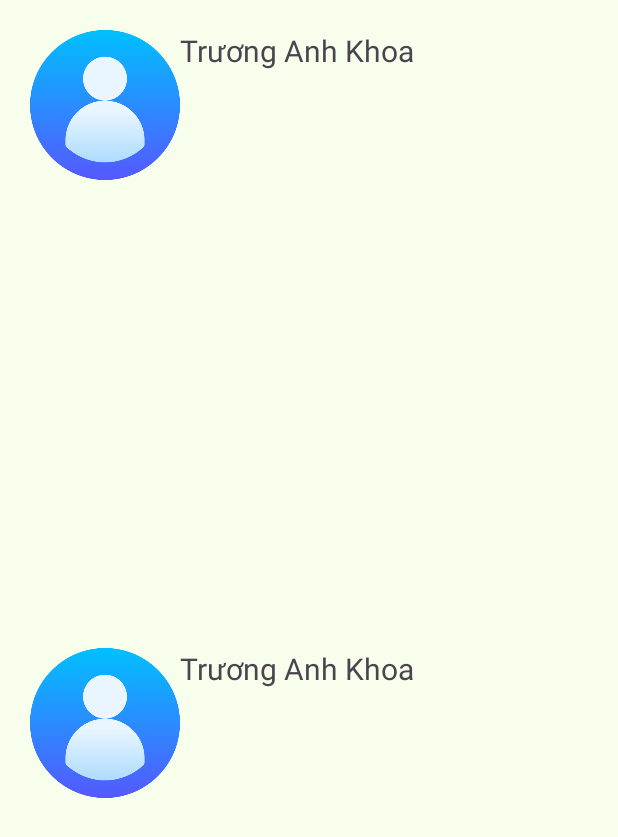
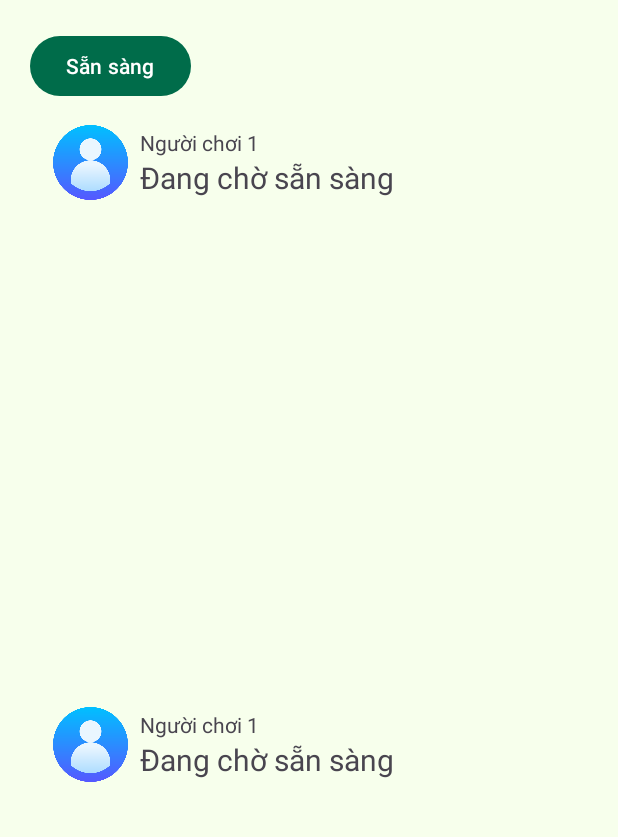
Before and after one commit to anhkhoatqt11/MultiQuiz, an Android app: the WaitingIngame screen opened directly, with no data from a screen before it, on a phone screen of 412 x 824 dp. Shown: the top 837 px of the screen. Run offline under Robolectric (Android 15) with nearby library versions, the light colour scheme and no system bars; our stand-ins replace Firebase (no records; nobody signed in at launch, a user with empty details on screens opened directly); 2 statements that could not run were skipped.

Commit message:
Updated to WaitingIngame, Ingame..
Now we can run a game of MultiQuiz now :D

```diff
--- a/app/src/main/java/com/khoa/multiquiz/WaitingIngame.java
+++ b/app/src/main/java/com/khoa/multiquiz/WaitingIngame.java
@@ -2,6 +2,8 @@ package com.khoa.multiquiz;
 
 import android.content.Intent;
 import android.os.Bundle;
+import android.view.View;
+import android.widget.Button;
 import android.widget.TextView;
 import android.widget.Toast;
 
@@ -19,13 +21,18 @@ import com.google.firebase.database.ValueEventListener;
 
 public class WaitingIngame extends AppCompatActivity {
 
-    TextView OwnerUID, OpponentUID;
-    Room currentRoom;
+    private int User1Status, User2Status;
+    TextView OwnerUID, OpponentUID, OwnerStatus, OpponentStatus;
+    Button ReadyButton;
+    Room currentRoom,readRoomData;
     FirebaseDatabase database;
     FirebaseUser currentUser;
     DatabaseReference databaseReferenceRoom;
     DatabaseReference databaseReferenceRoomDeletion;
-
+    ValueEventListener CheckRoomStatus;
+    final String Waiting = "Đang chờ sẵn sàng";
+    final String Ready = "Sẵn sàng";
+    final String CancelReady = "Huỷ sẵn sàng";
 
     @Override
     protected void onCreate(@Nullable Bundle savedInstanceState) {
@@ -34,6 +41,9 @@ public class WaitingIngame extends AppCompatActivity {
 
         OwnerUID = findViewById(R.id.RoomOwnerName);
         OpponentUID = findViewById(R.id.OpponentName);
+        ReadyButton = findViewById(R.id.ReadyButton);
+        OwnerStatus = findViewById(R.id.RoomOwnerStatus);
+        OpponentStatus = findViewById(R.id.OpponentStatus);
 
         FirebaseAuth MAuth = FirebaseAuth.getInstance();
         currentUser = MAuth.getCurrentUser();
@@ -45,11 +55,30 @@ public class WaitingIngame extends AppCompatActivity {
             currentRoom = (Room) getIntent().getSerializableExtra("Room");
         }
 
+        checkStatusOfRoomAndUser();
+        readyButtonFunctionInitialize();
+
+    }
+
+/*    @Override
+    public void onBackPressed() {
+        if (currentUser.getUid().equals(currentRoom.getUserUID())) {
+            databaseReferenceRoomDeletion = database.getReference().child("Lobby").child(currentRoom.getRoomID());
+            databaseReferenceRoomDeletion.removeValue();
+        } else {
+            databaseReferenceRoomDeletion = database.getReference().child("Lobby").child(currentRoom.getRoomID()).child("opponentUID");
+            databaseReferenceRoomDeletion.removeValue();
+        }
+        super.onBackPressed();
+    }*/
+
+
+    private void checkStatusOfRoomAndUser() {
         databaseReferenceRoom = database.getReference().child("Lobby").child(currentRoom.getRoomID());
-        databaseReferenceRoom.addValueEventListener(new ValueEventListener() {
+        databaseReferenceRoom.addValueEventListener(CheckRoomStatus = new ValueEventListener() {
             @Override
             public void onDataChange(@NonNull DataSnapshot snapshot) {
-                Room readRoomData = snapshot.getValue(Room.class);
+                readRoomData = snapshot.getValue(Room.class);
                 if (readRoomData == null){
                     Toast.makeText( WaitingIngame.this, "Owner Deleted The Room", Toast.LENGTH_SHORT).show();
                     finish();
@@ -57,8 +86,9 @@ public class WaitingIngame extends AppCompatActivity {
                 if (readRoomData != null) {
                     OwnerUID.setText(readRoomData.getUserUID());
                     OpponentUID.setText(readRoomData.getOpponentUID());
+                    setUserStatusForItem(readRoomData.getOwnerState(), readRoomData.getOpponentState());
                 }
-                if (readRoomData.getOpponentUID() != null){
+                if (readRoomData.getOwnerState() == 1 && readRoomData.getOpponentState() == 1){
                     Intent intent = new Intent(WaitingIngame.this, Ingame.class);
                     intent.putExtra("Room", currentRoom);
                     startActivity(intent);
@@ -71,19 +101,60 @@ public class WaitingIngame extends AppCompatActivity {
 
             }
         });
+    }
 
+    private void setUserStatusForItem(int User1Status, int User2Status){
+        switch (User1Status){
+            case 0:
+                OwnerStatus.setText(Waiting);
+                if (currentUser.getUid().equals(readRoomData.getUserUID())){ReadyButton.setText(Ready);}
+                break;
+            case 1:
+                OwnerStatus.setText(Ready);
+                if (currentUser.getUid().equals(readRoomData.getUserUID())){ReadyButton.setText(CancelReady);}
+                break;
+        }
+        switch (User2Status){
+            case 0:
+                OpponentStatus.setText(Waiting);
+                if (currentUser.getUid().equals(readRoomData.getOpponentUID())){ReadyButton.setText(Ready);}
+                break;
+            case 1:
+                OpponentStatus.setText(Ready);
+                if (currentUser.getUid().equals(readRoomData.getOpponentUID())){ReadyButton.setText(CancelReady);}
+                break;
+        }
+    }
+    private void readyButtonFunctionInitialize(){
+        ReadyButton.setOnClickListener(new View.OnClickListener() {
+            @Override
+            public void onClick(View view) {
+                String childPath = null;
+                int currentStatus = 0;
 
+                if (currentUser.getUid().equals(readRoomData.getUserUID())){
+                    childPath = "ownerState";
+                    currentStatus = readRoomData.getOwnerState();
+                } else if (currentUser.getUid().equals(readRoomData.getOpponentUID())){
+                    childPath = "opponentState";
+                    currentStatus = readRoomData.getOpponentState();
+                }
+
+                if (currentStatus == 0) {
+                    currentStatus = 1;
+                } else {
+                    currentStatus = 0;
+                }
+
+                DatabaseReference databaseReferenceWriteUserStatus = database.getReference().child("Lobby").child(readRoomData.getRoomID()).child(childPath);
+                databaseReferenceWriteUserStatus.setValue(currentStatus);
+            }
+        });
     }
 
     @Override
-    public void onBackPressed() {
-        if (currentUser.getUid().equals(currentRoom.getUserUID())) {
-            databaseReferenceRoomDeletion = database.getReference().child("Lobby").child(currentRoom.getRoomID());
-            databaseReferenceRoomDeletion.removeValue();
-        } else {
-            databaseReferenceRoomDeletion = database.getReference().child("Lobby").child(currentRoom.getRoomID()).child("opponentUID");
-            databaseReferenceRoomDeletion.removeValue();
-        }
-        super.onBackPressed();
+    protected void onPause() {
+        super.onPause();
+        databaseReferenceRoom.removeEventListener(CheckRoomStatus);
     }
 }
--- /dev/null
+++ b/app/src/main/res/color/answerbutton_background_color.xml
@@ -0,0 +1,6 @@
+<?xml version="1.0" encoding="utf-8"?>
+<selector xmlns:android="http://schemas.android.com/apk/res/android">
+    <item android:state_enabled="false" android:color="@color/md_theme_dark_background"/>
+    <item android:state_enabled="true" android:color="@color/md_theme_light_primary"/>
+    <item android:state_selected="true" android:color="@color/md_theme_light_secondary"/>
+</selector>
--- a/app/src/main/res/layout/activity_ingame.xml
+++ b/app/src/main/res/layout/activity_ingame.xml
@@ -65,6 +65,8 @@
                     android:id="@+id/OpponentName"
                     android:layout_width="wrap_content"
                     android:layout_height="wrap_content"
+                    android:gravity="right"
+                    android:textAlignment="gravity"
                     android:text="@string/player1_text" />
 
                 <TextView
--- a/app/src/main/res/layout/activity_waiting_ingame.xml
+++ b/app/src/main/res/layout/activity_waiting_ingame.xml
@@ -11,24 +11,61 @@
         android:layout_width="match_parent"
         android:layout_height="wrap_content"
         android:layout_weight="1"
-        android:padding="20dp">
+        android:padding="20dp"
+        android:orientation="vertical">
+        <LinearLayout
+            android:layout_width="wrap_content"
+            android:layout_height="wrap_content">
+            <Button
+                android:id="@+id/ReadyButton"
+                android:layout_width="wrap_content"
+                android:layout_height="wrap_content"
+                android:text="@string/ready"></Button>
+        </LinearLayout>
+        <LinearLayout
+            android:id="@+id/RoomOwnerInfo"
+            android:baselineAligned="false"
+            android:layout_width="match_parent"
+            android:layout_height="wrap_content"
+            android:padding="15dp">
 
             <LinearLayout
                 android:layout_width="match_parent"
-            android:layout_height="wrap_content">
+                android:layout_height="wrap_content"
+                android:layout_weight="1">
+
                 <ImageView
                     android:id="@+id/RoomOwnerImage"
-                android:layout_width="100dp"
-                android:layout_height="100dp"
-                android:src="@drawable/img_useravatar"></ImageView>
+                    android:layout_width="50dp"
+                    android:layout_height="50dp"
+                    android:src="@drawable/img_useravatar" />
+
+                <LinearLayout
+                    android:layout_width="wrap_content"
+                    android:layout_height="wrap_content"
+                    android:orientation="vertical"
+                    android:paddingLeft="8dp"
+                    android:paddingTop="2dp">
+
                     <TextView
                         android:id="@+id/RoomOwnerName"
                         android:layout_width="wrap_content"
                         android:layout_height="wrap_content"
-                android:text="@string/name_demo"
-                android:textSize="20dp">
-            </TextView>
+                        android:text="@string/player1_text" />
+
+                    <TextView
+                        android:id="@+id/RoomOwnerStatus"
+                        android:layout_width="wrap_content"
+                        android:layout_height="wrap_content"
+                        android:text="@string/status_waiting"
+                        android:textSize="20sp"/>
+
                 </LinearLayout>
+
+            </LinearLayout>
+
+        </LinearLayout>
+
         </LinearLayout>
 
     <LinearLayout
@@ -36,25 +73,48 @@
         android:layout_height="wrap_content"
         android:layout_weight="1"
         android:padding="20dp">
+        <LinearLayout
+            android:id="@+id/OpponentInfo"
+            android:baselineAligned="false"
+            android:layout_width="match_parent"
+            android:layout_height="wrap_content"
+            android:padding="15dp">
+        <LinearLayout
+            android:layout_width="match_parent"
+            android:layout_height="wrap_content"
+            android:layout_weight="1">
+
+            <ImageView
+                android:id="@+id/OpponentImage"
+                android:layout_width="50dp"
+                android:layout_height="50dp"
+                android:src="@drawable/img_useravatar" />
 
             <LinearLayout
-            android:layout_width="match_parent"
-            android:layout_height="wrap_content">
-            <ImageView
-                android:id="@+id/OpponentImage"
-                android:layout_width="100dp"
-                android:layout_height="100dp"
-                android:src="@drawable/img_useravatar"></ImageView>
+                android:layout_width="wrap_content"
+                android:layout_height="wrap_content"
+                android:orientation="vertical"
+                android:paddingLeft="8dp"
+                android:paddingTop="2dp">
+
                 <TextView
                     android:id="@+id/OpponentName"
                     android:layout_width="wrap_content"
                     android:layout_height="wrap_content"
-                android:text="@string/name_demo"
-                android:textSize="20dp">
-            </TextView>
+                    android:text="@string/player1_text" />
+
+                <TextView
+                    android:id="@+id/OpponentStatus"
+                    android:layout_width="wrap_content"
+                    android:layout_height="wrap_content"
+                    android:text="@string/status_waiting"
+                    android:textSize="20sp"/>
+
             </LinearLayout>
 
+        </LinearLayout>
 
+        </LinearLayout>
 
     </LinearLayout>
 
--- a/app/src/main/res/values/strings.xml
+++ b/app/src/main/res/values/strings.xml
@@ -19,4 +19,6 @@
     <string name="player1_text">Người chơi 1</string>
     <string name="example_question">Đây là quốc kì của quốc gia nào?</string>
     <string name="answer">Answer</string>
+    <string name="status_waiting">Đang chờ sẵn sàng</string>
+    <string name="ready">Sẵn sàng</string>
 </resources>
```
Also changed, not shown: app/src/main/java/com/khoa/multiquiz/Ingame.java (+275 -19 lines), app/src/main/java/com/khoa/multiquiz/Room.java (+46 -0 lines), app/src/main/java/com/khoa/multiquiz/ThemeLobby.java (+10 -6 lines). Lines whose indentation alone changed are shown as unchanged.
